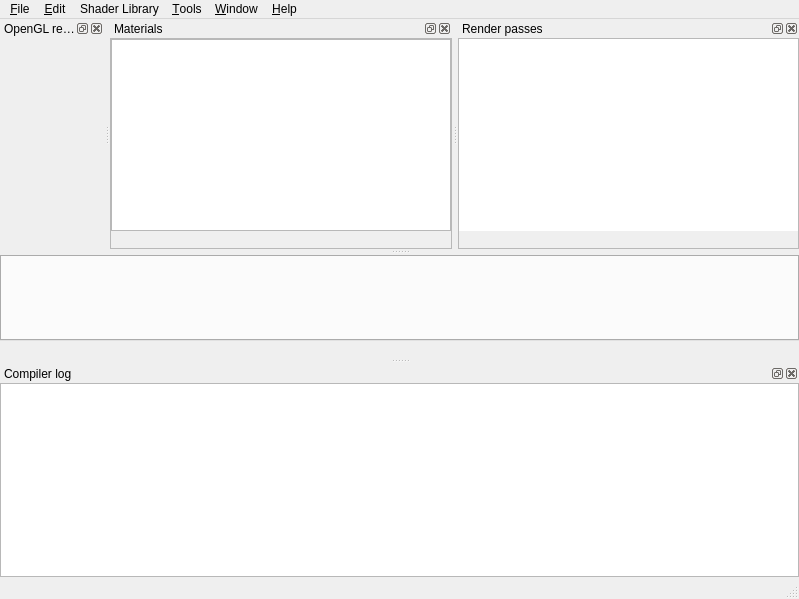
Old version of the form app/mainwindow.ui in the repository tonttu/Shaderkit.
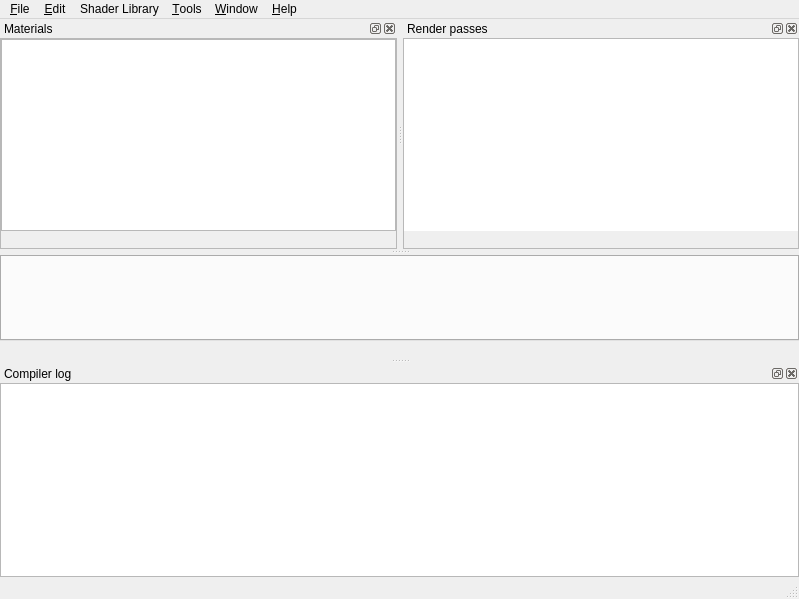
New version of the form. Icons and pictures are not drawn. Custom widgets are drawn as their Qt base class.

Diff of the .ui file:
```diff
--- a/app/mainwindow.ui
+++ b/app/mainwindow.ui
@@ -216,28 +216,6 @@
     </layout>
    </widget>
   </widget>
-  <widget class="QDockWidget" name="gldock">
-   <property name="minimumSize">
-    <size>
-     <width>79</width>
-     <height>41</height>
-    </size>
-   </property>
-   <property name="windowTitle">
-    <string>OpenGL render</string>
-   </property>
-   <attribute name="dockWidgetArea">
-    <number>4</number>
-   </attribute>
-   <widget class="GLWidget" name="gl_widget">
-    <property name="minimumSize">
-     <size>
-      <width>16</width>
-      <height>16</height>
-     </size>
-    </property>
-   </widget>
-  </widget>
   <widget class="QDockWidget" name="shaderdock">
    <property name="minimumSize">
     <size>
@@ -630,11 +608,6 @@
   </action>
  </widget>
  <customwidgets>
-  <customwidget>
-   <class>GLWidget</class>
-   <extends>QWidget</extends>
-   <header>glwidget.hpp</header>
-  </customwidget>
   <customwidget>
    <class>MaterialProperties</class>
    <extends>QTableWidget</extends>
```
Left out of the diff: 2 changed lines with no effect on the pictures.
